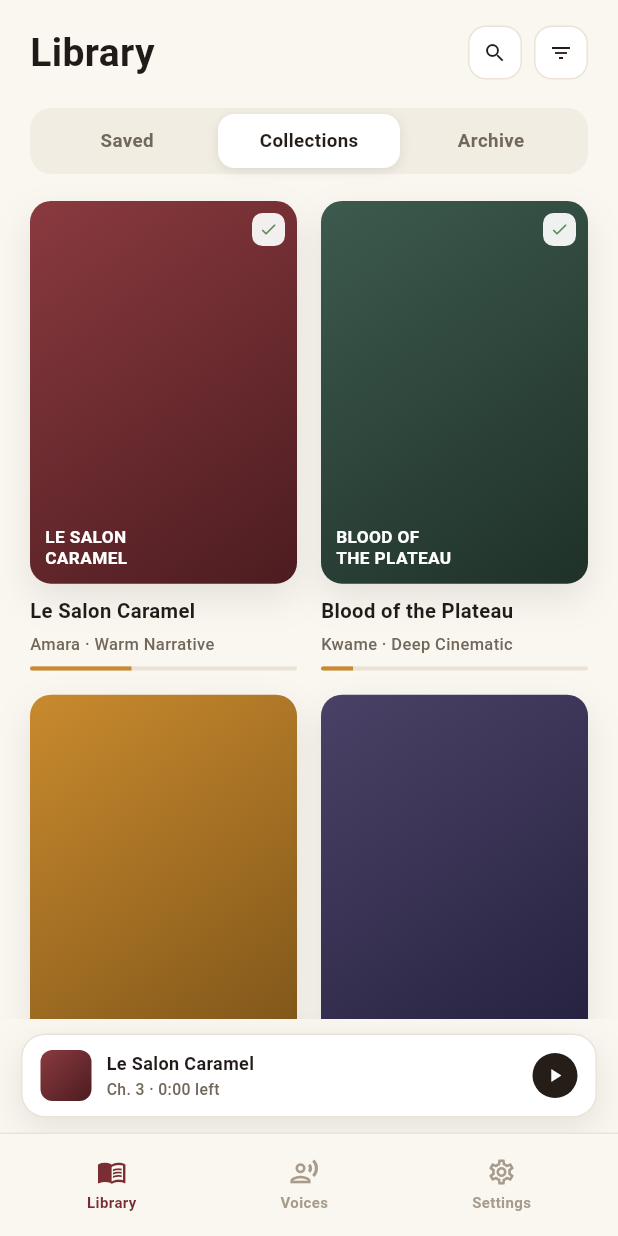
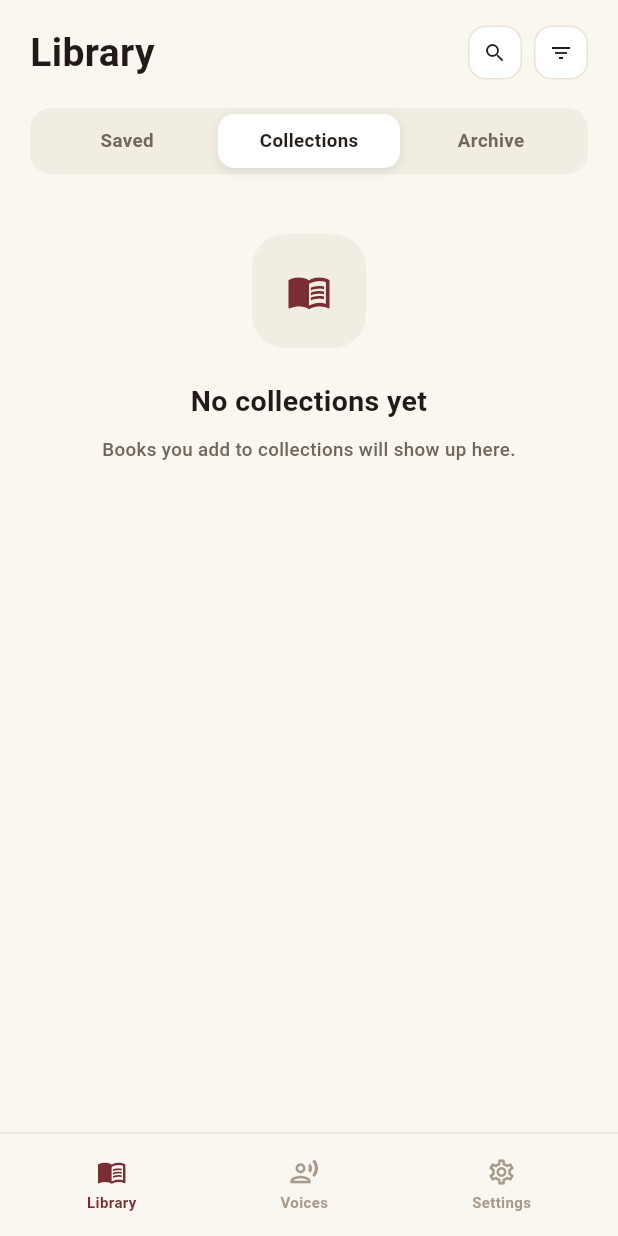
Before and after one commit to da4story1tella9/dastorytella-reader, a Flutter app: the screen it shows after launch, after a tap on "Collections", on a phone screen of 412 x 824 dp. Run offline on Flutter 3.47's test engine with Material 3 defaults, Android fonts, the phone set to English and light mode, and no system bars; our stand-ins replace flutter_riverpod, go_router, just_audio; Roboto replaces fonts that are missing (Fraunces, Manrope).

Commit message:
feat(library): add empty-state for Collections/Archive
Builds the empty-library placeholder (icon, heading, body, and an
import CTA for the Saved-empty case) matching
docs/design-reference/app-mockups-core-batch1.html.

Adapted from the mockup's literal scenario (a brand-new user with a
globally empty library) to fit this app's per-segment reality:
Collections and Archive are genuinely empty in the mock data (a new
user wouldn't have populated either yet), which makes the empty state
reachable through real interaction rather than a fake dev toggle. The
segmented control and top bar stay visible so users can switch back
to Saved, unlike the mockup which hides them — there's always
somewhere to switch to here, unlike a truly empty library. The import
CTA only shows for the Saved-empty case, since "import a book" isn't
the fix for an empty collection. Mini-player hides while viewing an
empty segment.

Co-Authored-By: Claude Sonnet 5 <noreply@anthropic.com>

```diff
--- a/lib/features/library/screens/library_screen.dart
+++ b/lib/features/library/screens/library_screen.dart
@@ -18,6 +18,7 @@ import '../models/book.dart';
 import '../models/library_segment.dart';
 import '../state/library_providers.dart';
 import '../widgets/book_card.dart';
+import '../widgets/empty_library_state.dart';
 
 class LibraryScreen extends ConsumerWidget {
   const LibraryScreen({super.key});
@@ -76,11 +77,30 @@ class LibraryScreen extends ConsumerWidget {
                       ),
                     ),
                   ),
+                  if (books.isEmpty)
+                    SliverToBoxAdapter(
+                      child: EmptyLibraryState(
+                        title: segment == LibrarySegment.saved
+                            ? 'Your library is empty'
+                            : 'No ${segment.label.toLowerCase()} yet',
+                        body: segment == LibrarySegment.saved
+                            ? 'Add a book, article, or draft to hear it '
+                                  'read back to you — in whichever voice '
+                                  'fits the mood.'
+                            : 'Books you add to ${segment.label.toLowerCase()} '
+                                  'will show up here.',
+                        showImportCta: segment == LibrarySegment.saved,
+                      ),
+                    )
+                  else
                     SliverPadding(
                       padding: const EdgeInsets.fromLTRB(20, 18, 20, 16),
                       sliver: SliverLayoutBuilder(
                         builder:
-                          (BuildContext context, SliverConstraints constraints) {
+                            (
+                              BuildContext context,
+                              SliverConstraints constraints,
+                            ) {
                               const int crossAxisCount = 2;
                               const double crossAxisSpacing = 16;
                               const double coverAspectRatio = 3 / 4.3;
@@ -95,7 +115,8 @@ class LibraryScreen extends ConsumerWidget {
                                       crossAxisSpacing) /
                                   crossAxisCount;
                               final double cellHeight =
-                                cellWidth / coverAspectRatio + metaBlockHeight;
+                                  cellWidth / coverAspectRatio +
+                                  metaBlockHeight;
                               return SliverGrid(
                                 gridDelegate:
                                     SliverGridDelegateWithFixedCrossAxisCount(
@@ -116,6 +137,7 @@ class LibraryScreen extends ConsumerWidget {
                 ],
               ),
             ),
+            if (books.isNotEmpty)
               const Padding(
                 padding: EdgeInsets.only(bottom: 10),
                 child: MiniPlayer(),
--- a/lib/features/library/state/library_providers.dart
+++ b/lib/features/library/state/library_providers.dart
@@ -10,6 +10,12 @@ import 'mock_library_data.dart';
 final StateProvider<LibrarySegment> librarySegmentProvider =
     StateProvider<LibrarySegment>((Ref ref) => LibrarySegment.saved);
 
-final Provider<List<Book>> libraryBooksProvider = Provider<List<Book>>(
-  (Ref ref) => mockBooks,
-);
+/// Collections/Archive are genuinely empty for a new user in this mock
+/// data — that's what makes the empty-library state (batch1 mockup)
+/// reachable without a fake dev toggle.
+final Provider<List<Book>> libraryBooksProvider = Provider<List<Book>>((
+  Ref ref,
+) {
+  final LibrarySegment segment = ref.watch(librarySegmentProvider);
+  return segment == LibrarySegment.saved ? mockBooks : const <Book>[];
+});
--- /dev/null
+++ b/lib/features/library/widgets/empty_library_state.dart
@@ -0,0 +1,103 @@
+/// Empty-state placeholder for the Library grid. Mirrors `.empty-wrap`
+/// in `docs/design-reference/app-mockups-core-batch1.html`.
+library;
+
+import 'package:flutter/material.dart';
+
+import '../../../core/theme/app_colors.dart';
+import '../../../core/theme/app_typography.dart';
+
+class EmptyLibraryState extends StatelessWidget {
+  const EmptyLibraryState({
+    required this.title,
+    required this.body,
+    this.showImportCta = false,
+    super.key,
+  });
+
+  final String title;
+  final String body;
+  final bool showImportCta;
+
+  @override
+  Widget build(BuildContext context) {
+    return Padding(
+      padding: const EdgeInsets.symmetric(horizontal: 30, vertical: 40),
+      child: Column(
+        mainAxisSize: MainAxisSize.min,
+        children: <Widget>[
+          Container(
+            width: 76,
+            height: 76,
+            alignment: Alignment.center,
+            decoration: BoxDecoration(
+              color: AppColors.surfaceAlt,
+              borderRadius: BorderRadius.circular(22),
+            ),
+            child: const Icon(
+              Icons.menu_book_outlined,
+              size: 30,
+              color: AppColors.maroon,
+            ),
+          ),
+          const SizedBox(height: 20),
+          Text(
+            title,
+            textAlign: TextAlign.center,
+            style: AppTypography.bookTitle.copyWith(fontSize: 19),
+          ),
+          const SizedBox(height: 8),
+          Text(
+            body,
+            textAlign: TextAlign.center,
+            style: AppTypography.body.copyWith(
+              color: AppColors.inkSoft,
+              fontSize: 12.5,
+              height: 1.5,
+            ),
+          ),
+          if (showImportCta) ...<Widget>[
+            const SizedBox(height: 22),
+            InkWell(
+              onTap: () {},
+              borderRadius: BorderRadius.circular(14),
+              child: Container(
+                padding: const EdgeInsets.symmetric(
+                  horizontal: 22,
+                  vertical: 12,
+                ),
+                decoration: BoxDecoration(
+                  color: AppColors.maroon,
+                  borderRadius: BorderRadius.circular(14),
+                ),
+                child: Row(
+                  mainAxisSize: MainAxisSize.min,
+                  children: <Widget>[
+                    const Icon(Icons.add, size: 14, color: Colors.white),
+                    const SizedBox(width: 6),
+                    Text(
+                      'Import your first book',
+                      style: AppTypography.bodyStrong.copyWith(
+                        color: Colors.white,
+                        fontSize: 12.5,
+                      ),
+                    ),
+                  ],
+                ),
+              ),
+            ),
+            const SizedBox(height: 14),
+            Text(
+              'Supports EPUB, PDF, DOCX, TXT — or paste text directly',
+              textAlign: TextAlign.center,
+              style: AppTypography.caption.copyWith(
+                color: AppColors.inkFaint,
+                fontSize: 10.5,
+              ),
+            ),
+          ],
+        ],
+      ),
+    );
+  }
+}
```
Lines whose indentation alone changed are shown as unchanged.
